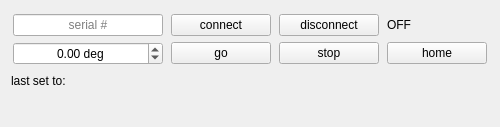
Above: k10cr1/k10cr1.ui from lictailer/zmeter before the change. Below: the same form after it.
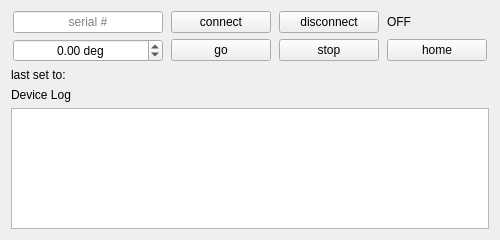
That is the form after the change.

Commit message:
Unify device logs and cache Kinesis discovery
Adds a shared `core.device_log` helper and updates BBD30X, Four9, and K10CR1 UIs/logic to use consistent timestamped severity logs with 500-entry in-memory caps, ~8-line default height, and reduced routine-operation log noise. Refactors shared Kinesis runtime device-manager handling to `ensure`/`refresh` per component, then updates BBD30X and K10CR1 connection flows to use cached initialization with a single serialized refresh-and-retry on connect failure; corresponding tests and docs were expanded to cover the new logging and connection contracts.

```diff
--- a/k10cr1/k10cr1.ui
+++ b/k10cr1/k10cr1.ui
@@ -7,11 +7,11 @@
     <x>0</x>
     <y>0</y>
     <width>500</width>
-    <height>127</height>
+    <height>240</height>
    </rect>
   </property>
   <property name="sizePolicy">
-   <sizepolicy hsizetype="Fixed" vsizetype="Fixed">
+   <sizepolicy hsizetype="Fixed" vsizetype="Expanding">
     <horstretch>0</horstretch>
     <verstretch>0</verstretch>
    </sizepolicy>
@@ -25,7 +25,7 @@
   <property name="maximumSize">
    <size>
     <width>500</width>
-    <height>127</height>
+    <height>16777215</height>
    </size>
   </property>
   <property name="windowTitle">
@@ -265,27 +265,16 @@
     </widget>
    </item>
    <item>
-    <widget class="QLabel" name="info_label">
-     <property name="sizePolicy">
-      <sizepolicy hsizetype="Minimum" vsizetype="Fixed">
-       <horstretch>0</horstretch>
-       <verstretch>0</verstretch>
-      </sizepolicy>
-     </property>
-     <property name="minimumSize">
-      <size>
-       <width>200</width>
-       <height>0</height>
-      </size>
-     </property>
-     <property name="maximumSize">
-      <size>
-       <width>200</width>
-       <height>16777215</height>
-      </size>
-     </property>
+    <widget class="QLabel" name="log_label">
      <property name="text">
-      <string/>
+      <string>Device Log</string>
+     </property>
+    </widget>
+   </item>
+   <item>
+    <widget class="QPlainTextEdit" name="log_textEdit">
+     <property name="readOnly">
+      <bool>true</bool>
      </property>
     </widget>
    </item>
```
The commit also changes 25 other files.
